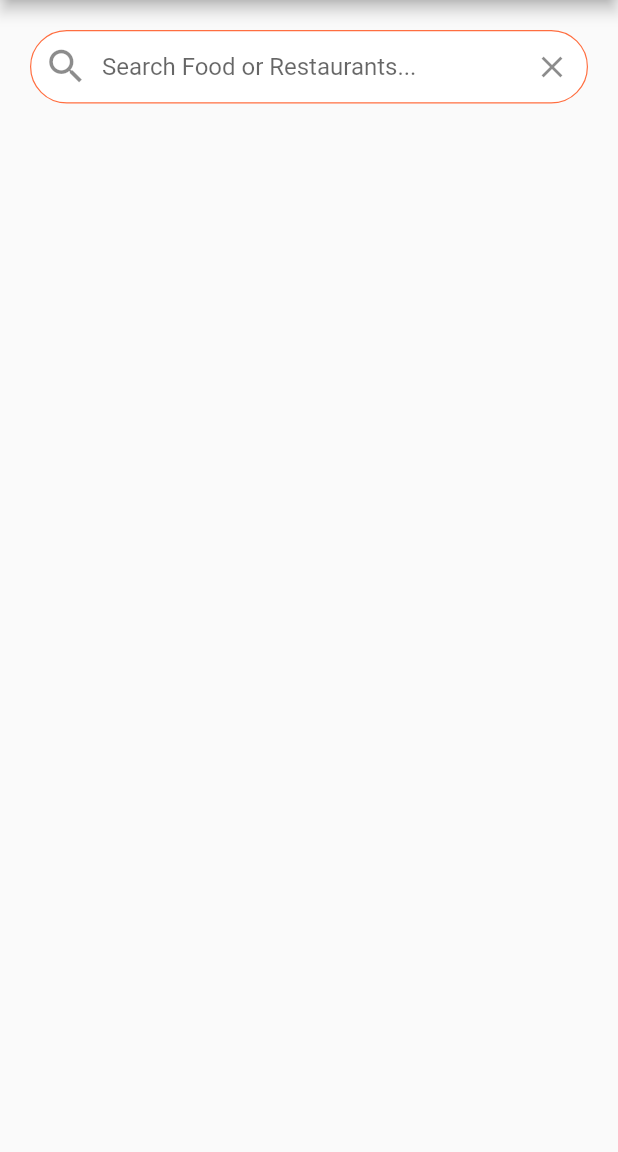
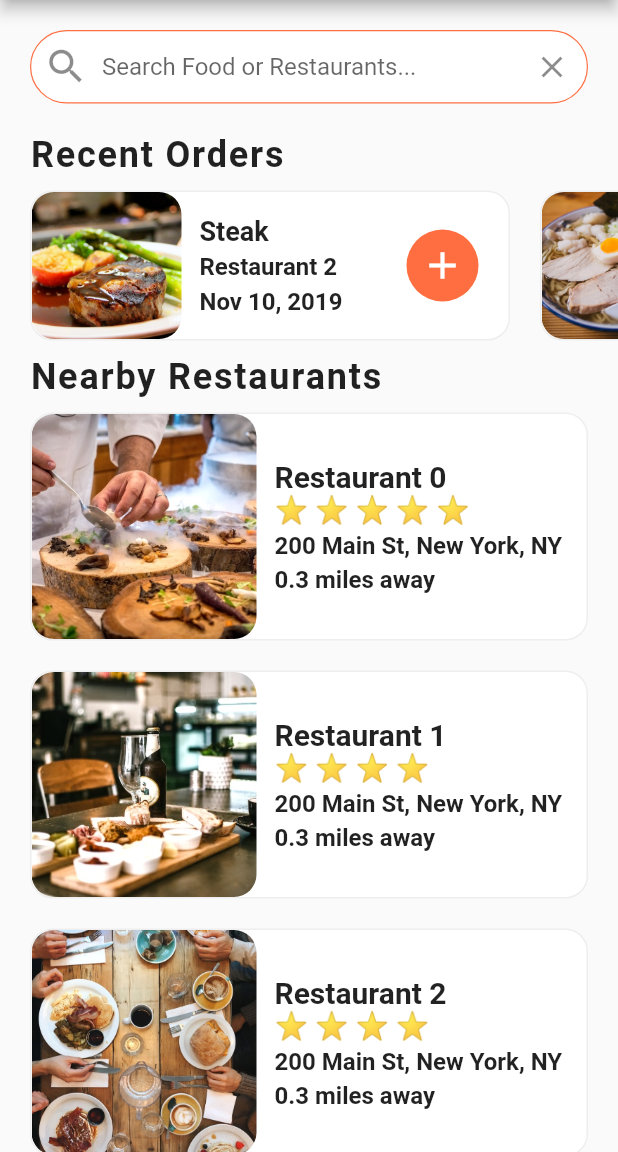
Before and after one commit to TomekSiudut/Food-Delivery-App-UI, a Flutter app: the screen it shows after launch, on a phone screen of 412 x 824 dp, the part 84-1236 px from its top. Run offline on Flutter 3.47's test engine with Material 2 defaults, Android fonts, the phone set to English and light mode, and no system bars.

Commit message:
Home Page Completed

```diff
--- a/lib/data/data.dart
+++ b/lib/data/data.dart
@@ -60,7 +60,7 @@ final List<Restaurant> restaurants = [
 
 // User
 final currentUser = User(
-  name: 'Rebecca',
+  name: 'Thomas',
   orders: [
     Order(
       date: 'Nov 10, 2019',
--- a/lib/screens/home_screen.dart
+++ b/lib/screens/home_screen.dart
@@ -1,4 +1,7 @@
 import "package:flutter/material.dart";
+import 'package:flutter_food_delivery_ui/models/restaurant.dart';
+import 'package:flutter_food_delivery_ui/widgets/rating_stars.dart';
+import 'package:flutter_food_delivery_ui/widgets/recent_orders.dart';
 import "../data/data.dart";
 
 class HomeScreen extends StatefulWidget {
@@ -7,6 +10,58 @@ class HomeScreen extends StatefulWidget {
 }
 
 class _HomeScreenState extends State<HomeScreen> {
+  _buildRestaurants() {
+    List<Widget> restaurantList = [];
+
+    restaurants.forEach((Restaurant restaurant) {
+      restaurantList.add(Container(
+          margin: EdgeInsets.symmetric(horizontal: 20.0, vertical: 10.0),
+          decoration: BoxDecoration(
+              color: Colors.white,
+              borderRadius: BorderRadius.circular(15.0),
+              border: Border.all(width: 1.0, color: Colors.grey[200])),
+          child: Row(children: <Widget>[
+            ClipRRect(
+                borderRadius: BorderRadius.circular(15.0),
+                child: Image(height: 150.0, width: 150.0, image: AssetImage(restaurant.imageUrl), fit: BoxFit.cover)),
+            Expanded(
+              child: Container(
+                  margin: EdgeInsets.all(12.0),
+                  child: Expanded(
+                    child: Column(
+                      mainAxisAlignment: MainAxisAlignment.center,
+                      crossAxisAlignment: CrossAxisAlignment.start,
+                      children: <Widget>[
+                        Text(
+                          restaurant.name,
+                          style: TextStyle(fontSize: 20.0, fontWeight: FontWeight.bold),
+                          overflow: TextOverflow.ellipsis,
+                        ),
+                        RatingStars(restaurant.rating),
+                        SizedBox(height: 4.0),
+                        Text(
+                          restaurant.address,
+                          style: TextStyle(fontSize: 16.0, fontWeight: FontWeight.w600),
+                          overflow: TextOverflow.ellipsis,
+                        ),
+                        SizedBox(height: 4.0),
+                        Text(
+                          "0.3 miles away",
+                          style: TextStyle(fontSize: 16.0, fontWeight: FontWeight.w600),
+                          overflow: TextOverflow.ellipsis,
+                        )
+                      ],
+                    ),
+                  )),
+            )
+          ])));
+    });
+
+    return Column(
+      children: restaurantList,
+    );
+  }
+
   @override
   Widget build(BuildContext context) {
     return Scaffold(
@@ -47,6 +102,18 @@ class _HomeScreenState extends State<HomeScreen> {
                       onPressed: () {},
                     )),
               ),
+            ),
+            RecentOrders(),
+            Column(
+              crossAxisAlignment: CrossAxisAlignment.start,
+              children: <Widget>[
+                Padding(
+                  padding: const EdgeInsets.symmetric(horizontal: 20.0),
+                  child: Text("Nearby Restaurants",
+                      style: TextStyle(fontSize: 24.0, fontWeight: FontWeight.w600, letterSpacing: 1.2)),
+                ),
+                _buildRestaurants()
+              ],
             )
           ],
         ));
--- /dev/null
+++ b/lib/widgets/rating_stars.dart
@@ -0,0 +1,20 @@
+import "package:flutter/material.dart";
+
+class RatingStars extends StatelessWidget {
+  final int rating;
+
+  RatingStars(this.rating);
+
+  @override
+  Widget build(BuildContext context) {
+    String stars = '';
+
+    for (int i = 0; i < rating; i++) {
+      stars += "⭐ ";
+    }
+
+    stars.trim();
+
+    return Text(stars, style: TextStyle(fontSize: 18.0));
+  }
+}
--- /dev/null
+++ b/lib/widgets/recent_orders.dart
@@ -0,0 +1,100 @@
+import "package:flutter/material.dart";
+import 'package:flutter_food_delivery_ui/models/order.dart';
+import "../data/data.dart";
+import "../models/order.dart";
+
+class RecentOrders extends StatelessWidget {
+  _buildRecentOrder(BuildContext context, Order order) {
+    return Container(
+        margin: EdgeInsets.all(10.0),
+        width: 320.0,
+        decoration: BoxDecoration(
+            color: Colors.white,
+            borderRadius: BorderRadius.circular(15.0),
+            border: Border.all(width: 1.0, color: Colors.grey[200])),
+        child: Row(
+          mainAxisAlignment: MainAxisAlignment.spaceBetween,
+          children: <Widget>[
+            Expanded(
+              child: Row(
+                children: [
+                  ClipRRect(
+                      borderRadius: BorderRadius.circular(15.0),
+                      child: Image(
+                          fit: BoxFit.cover, height: 100.0, width: 100.0, image: AssetImage(order.food.imageUrl))),
+                  Expanded(
+                    child: Container(
+                      margin: EdgeInsets.all(12.0),
+                      child: Column(
+                        mainAxisAlignment: MainAxisAlignment.center,
+                        crossAxisAlignment: CrossAxisAlignment.start,
+                        children: <Widget>[
+                          Text(
+                            order.food.name,
+                            style: TextStyle(fontSize: 18.0, fontWeight: FontWeight.bold),
+                            overflow: TextOverflow.ellipsis,
+                          ),
+                          SizedBox(height: 4.0),
+                          Text(
+                            order.restaurant.name,
+                            style: TextStyle(
+                              fontSize: 16.0,
+                              fontWeight: FontWeight.w600,
+                            ),
+                            overflow: TextOverflow.ellipsis,
+                          ),
+                          SizedBox(height: 4.0),
+                          Text(
+                            order.date,
+                            style: TextStyle(fontSize: 16.0, fontWeight: FontWeight.bold),
+                            overflow: TextOverflow.ellipsis,
+                          )
+                        ],
+                      ),
+                    ),
+                  ),
+                ],
+              ),
+            ),
+            Container(
+                margin: EdgeInsets.only(right: 20.0),
+                width: 48.0,
+                decoration:
+                    BoxDecoration(color: Theme.of(context).primaryColor, borderRadius: BorderRadius.circular(30.0)),
+                child: IconButton(
+                  icon: Icon(Icons.add),
+                  iconSize: 30.0,
+                  color: Colors.white,
+                  onPressed: () {},
+                )),
+          ],
+        ));
+  }
+
+  @override
+  Widget build(BuildContext context) {
+    return Column(
+      crossAxisAlignment: CrossAxisAlignment.start,
+      children: [
+        Padding(
+          padding: const EdgeInsets.symmetric(horizontal: 20.0),
+          child:
+              Text("Recent Orders", style: TextStyle(fontSize: 24.0, fontWeight: FontWeight.w600, letterSpacing: 1.2)),
+        ),
+        Container(
+          height: 120.0,
+          child: ListView.builder(
+            physics: BouncingScrollPhysics(),
+            padding: EdgeInsets.only(left: 10.0),
+            scrollDirection: Axis.horizontal,
+            itemCount: currentUser.orders.length,
+            itemBuilder: (BuildContext context, int index) {
+              Order order = currentUser.orders[index];
+              return _buildRecentOrder(context, order);
+            },
+          ),
+        )
+      ],
+    );
+  }
+}
```
